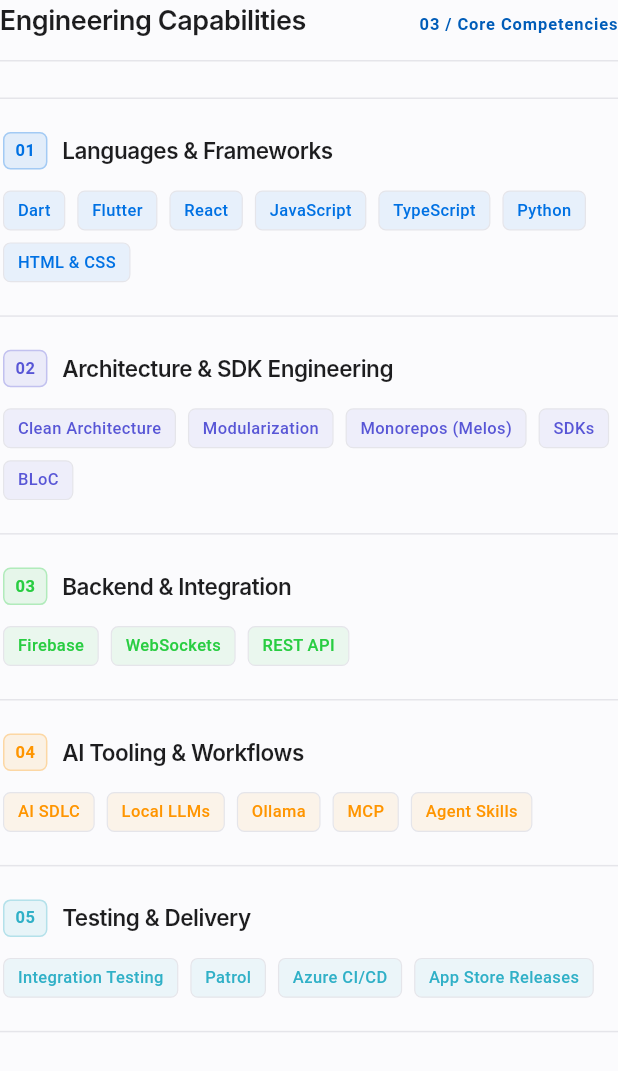
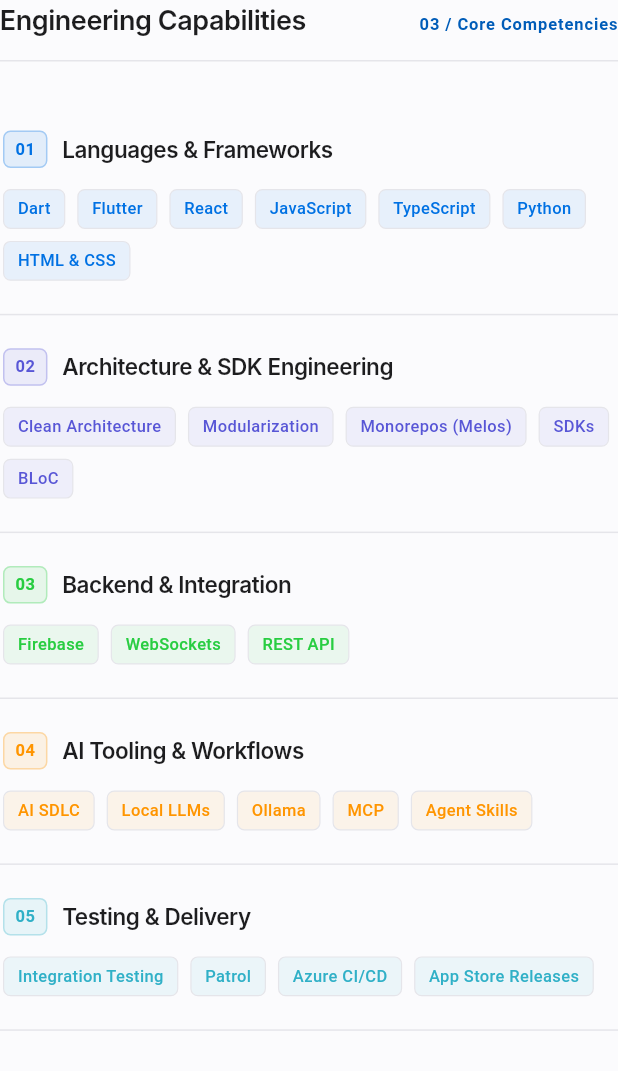
Before and after one commit to prnvmrli/prnvmrli, a Flutter app: the EngineeringCapabilitiesSection widget shown alone on an empty page, opened directly with empty values, on a phone screen of 412 x 824 dp. Shown: the top 1071 px of the screen. Run offline on Flutter 3.47's test engine with Material 3 defaults, Android fonts, the light colour scheme and no system bars; Roboto replaces fonts that are missing (Inter, JetBrains Mono).

Commit message:
style(capabilities): remove redundant divider above languages and frameworks

```diff
--- a/lib/portfolio/sections/capabilities_section.dart
+++ b/lib/portfolio/sections/capabilities_section.dart
@@ -28,11 +28,6 @@
 
             return Column(
               children: [
-                const Divider(
-                  height: 1,
-                  thickness: 1,
-                  color: Palette.border,
-                ),
                 for (int i = 0; i < capabilityGroups.length; i++) ...[
                   SpecMatrixRow(
                     group: capabilityGroups[i],
```
